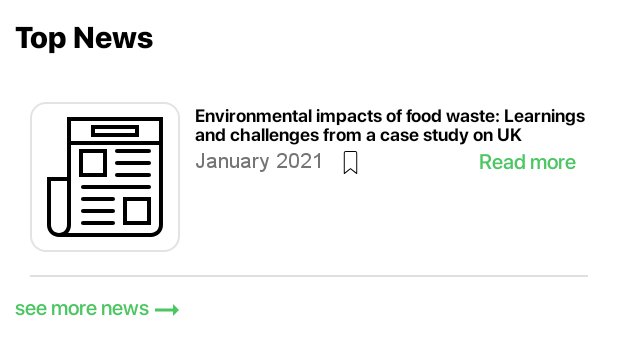
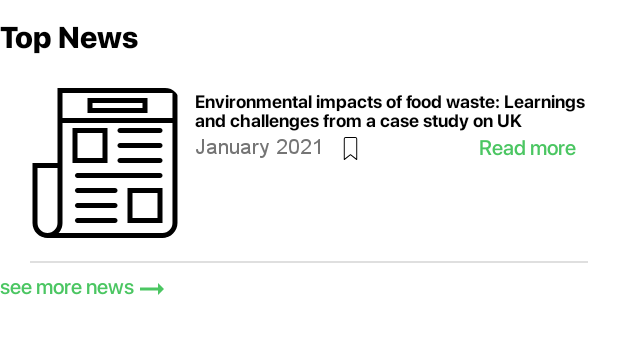
Before and after one commit to FitzAfful/PlasticDiary-Android, an Android app: the layout home_item_layout.xml on its own in the app's theme, with its tools: preview values and no code run, on a phone screen of 412 x 824 dp. Shown: the top 355 px of the screen. Run offline under Robolectric (Android 15) with nearby library versions, the phone set to English and light mode, and no system bars; network calls fail.

Commit message:
Home page layout

```diff
--- a/app/src/main/res/layout/article_item_layout.xml
+++ b/app/src/main/res/layout/article_item_layout.xml
@@ -13,16 +13,16 @@
         android:layout_width="match_parent"
         android:layout_height="wrap_content"
         android:paddingHorizontal="20dp"
-        android:paddingTop="20dp"
+        android:layout_marginTop="15dp"
         >
 
-        <ImageView
+        <com.google.android.material.imageview.ShapeableImageView
             android:id="@+id/icon"
             android:layout_width="100dp"
             android:layout_height="100dp"
-            android:background="@drawable/article_icon_border"
-            android:padding="10dp"
+            android:scaleType="centerCrop"
             app:set_cover_image="@{article.image}"
+            app:shapeAppearanceOverlay="@style/ShapeAppearanceOverlay.App.CornerSize10Percent"
             tools:src="@drawable/ic_newspaper" />
 
         <com.google.android.material.textview.MaterialTextView
--- a/app/src/main/res/layout/home_item_layout.xml
+++ b/app/src/main/res/layout/home_item_layout.xml
@@ -20,13 +20,12 @@
             android:layout_height="wrap_content"
             android:fontFamily="@font/sf_pro__display_heavy"
             android:lineHeight="19dp"
-            android:layout_marginStart="10dp"
             android:textColor="@color/text_black"
             android:textSize="20sp"
             tools:text="Top News" />
 
         <androidx.recyclerview.widget.RecyclerView
-            android:layout_marginVertical="10dp"
+            android:layout_marginVertical="5dp"
             android:id="@+id/home_item_recyclerview"
             android:layout_width="match_parent"
             android:layout_height="wrap_content"
@@ -42,7 +41,7 @@
             app:drawableTint="@color/heading_text_green"
             android:textColor="@color/heading_text_green"
             tools:text="see more news"
-            android:layout_marginStart="10dp" />
+             />
 
     </LinearLayout>
 </layout>
```
Also changed, not shown: app/src/main/res/layout/top_news_item_layout.xml (+4 -9 lines).
